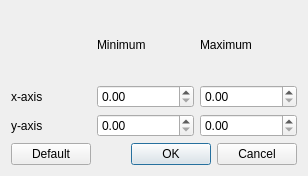
First picture: the form in src/wiser/gui/ui_files/scatter_plot_axes.ui, repository Ehlmann-research-group/WISER, before the edit.
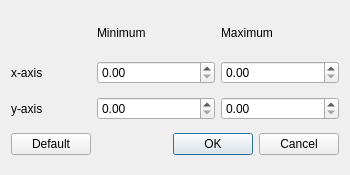
Second picture: the form after the edit.

Commit message: Added create plot button. Fixed bugs with color map chooser. Moved color map chooser and axe limit buttons to above plot.

Diff of the .ui file:
```diff
--- a/src/wiser/gui/ui_files/scatter_plot_axes.ui
+++ b/src/wiser/gui/ui_files/scatter_plot_axes.ui
@@ -6,10 +6,16 @@
    <rect>
     <x>0</x>
     <y>0</y>
-    <width>308</width>
-    <height>176</height>
+    <width>350</width>
+    <height>175</height>
    </rect>
   </property>
+  <property name="maximumSize">
+   <size>
+    <width>350</width>
+    <height>175</height>
+   </size>
+  </property>
   <property name="windowTitle">
    <string>Choose Axes Limits</string>
   </property>
@@ -69,6 +75,12 @@
     <layout class="QHBoxLayout" name="horizontalLayout_3">
      <item>
       <widget class="QLabel" name="label_3">
+       <property name="maximumSize">
+        <size>
+         <width>16777215</width>
+         <height>30</height>
+        </size>
+       </property>
        <property name="text">
         <string>Minimum</string>
        </property>
@@ -76,6 +88,12 @@
      </item>
      <item>
       <widget class="QLabel" name="label_4">
+       <property name="maximumSize">
+        <size>
+         <width>16777215</width>
+         <height>30</height>
+        </size>
+       </property>
        <property name="text">
         <string>Maximum</string>
        </property>
```
The commit also changes 5 other files.
